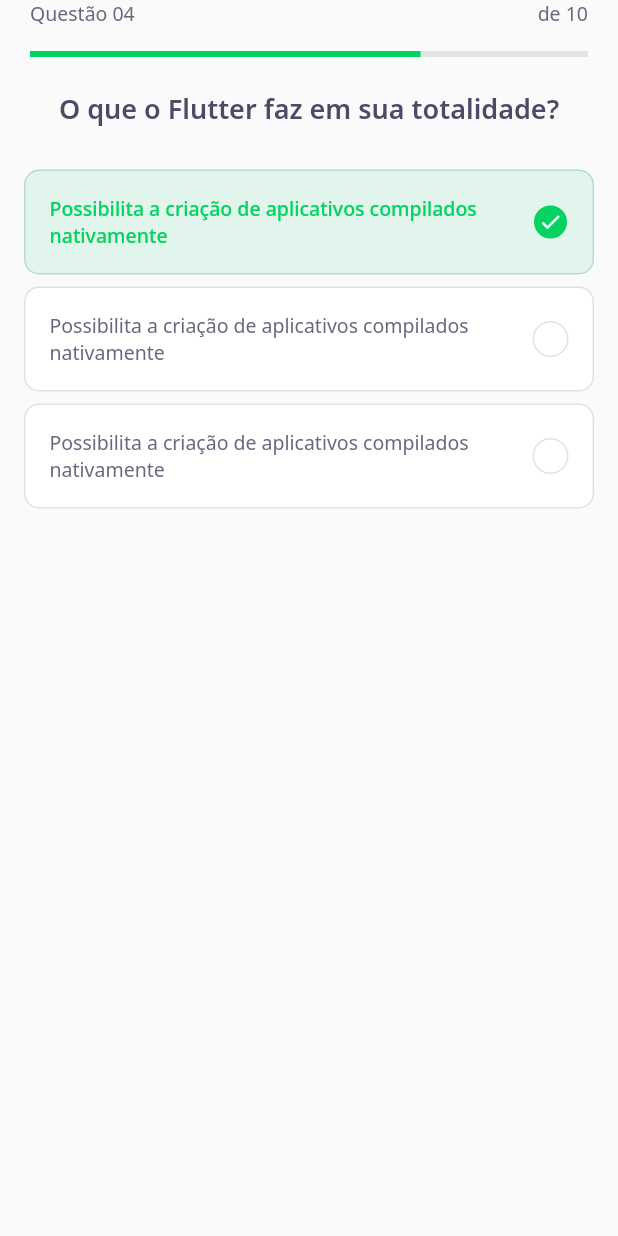
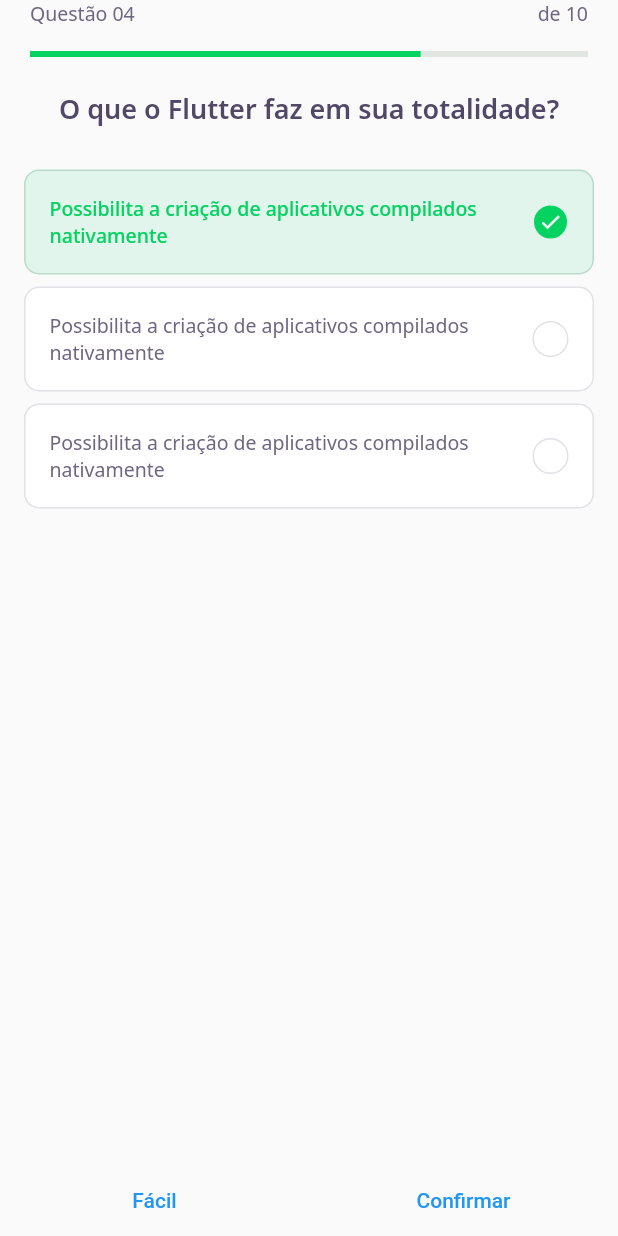
Before and after one commit to Xaigor/devquiz, a Flutter app: the ChallengePage screen opened directly, on a phone screen of 412 x 824 dp. Run offline on Flutter 3.47's test engine with Material 2 defaults, Android fonts, the phone set to English and light mode, and no system bars; our stand-ins replace google_fonts; accounts and stored records are empty.

```diff
--- a/lib/challenge/challenge_page.dart
+++ b/lib/challenge/challenge_page.dart
@@ -1,3 +1,4 @@
+import 'package:DevQuiz/challenge/widgets/next_button/next_button_widget.dart';
 import 'package:DevQuiz/challenge/widgets/question_indicator/question_indicator_widget.dart';
 import 'package:DevQuiz/challenge/widgets/quiz/quiz_wiget.dart';
 import 'package:flutter/material.dart';
@@ -18,6 +19,16 @@ class _ChallengePageState extends State<ChallengePage> {
         child: SafeArea(top: true, child: QuestionIndicatorWidget()),
       ),
       body: QuizWidget(title: "O que o Flutter faz em sua totalidade?"),
+      bottomNavigationBar: SafeArea(
+        bottom: true,
+        child: Row(
+          mainAxisAlignment: MainAxisAlignment.spaceAround,
+          children: [
+            Expanded(child: NextButtonWidget(label: "Fácil")),
+            Expanded(child: NextButtonWidget(label: "Confirmar"))
+          ],
+        ),
+      ),
     );
   }
 }
--- /dev/null
+++ b/lib/challenge/widgets/next_button/next_button_widget.dart
@@ -0,0 +1,17 @@
+import 'package:flutter/material.dart';
+
+class NextButtonWidget extends StatelessWidget {
+  const NextButtonWidget({Key? key, required this.label}) : super(key: key);
+  final String label;
+
+  @override
+  Widget build(BuildContext context) {
+    return Container(
+      height: 48,
+      child: TextButton(
+        onPressed: () {},
+        child: Text(label),
+      ),
+    );
+  }
+}
--- a/lib/core/app_widget.dart
+++ b/lib/core/app_widget.dart
@@ -9,7 +9,7 @@ class AppWidget extends StatelessWidget {
   Widget build(BuildContext context) {
     return MaterialApp(
       title: "DevQuiz",
-      home: HomePage(),
+      home: ChallengePage(),
     );
   }
 }
```
